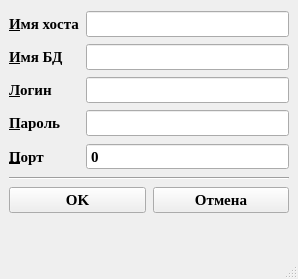
Before: the Qt Designer form HW03/mainwindow.ui in Maks4tmk/Qt-Designer, drawn with Qt 5.
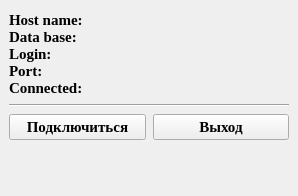
After: the same form once the commit is applied.

Patch:
```diff
--- a/HW03/mainwindow.ui
+++ b/HW03/mainwindow.ui
@@ -10,7 +10,7 @@
     <x>0</x>
     <y>0</y>
     <width>298</width>
-    <height>279</height>
+    <height>196</height>
    </rect>
   </property>
   <property name="sizePolicy">
@@ -61,108 +61,14 @@
     <property name="bottomMargin">
      <number>11</number>
     </property>
-    <item row="0" column="0">
-     <widget class="QLabel" name="lb_hostName">
-      <property name="text">
-       <string>&amp;Имя хоста</string>
-      </property>
-      <property name="buddy">
-       <cstring>le_hostName</cstring>
-      </property>
-     </widget>
-    </item>
-    <item row="0" column="1">
-     <widget class="QLineEdit" name="le_hostName"/>
-    </item>
-    <item row="1" column="0">
-     <widget class="QLabel" name="lb_bdName">
-      <property name="text">
-       <string>&amp;Имя БД</string>
-      </property>
-      <property name="buddy">
-       <cstring>le_bdName</cstring>
-      </property>
-     </widget>
-    </item>
-    <item row="1" column="1">
-     <widget class="QLineEdit" name="le_bdName"/>
-    </item>
-    <item row="2" column="0">
-     <widget class="QLabel" name="lb_login">
-      <property name="text">
-       <string>&amp;Логин</string>
-      </property>
-      <property name="buddy">
-       <cstring>le_login</cstring>
-      </property>
-     </widget>
-    </item>
-    <item row="2" column="1">
-     <widget class="QLineEdit" name="le_login"/>
-    </item>
-    <item row="3" column="0">
-     <widget class="QLabel" name="lb_password">
-      <property name="text">
-       <string>&amp;Пароль</string>
-      </property>
-      <property name="buddy">
-       <cstring>le_password</cstring>
-      </property>
-     </widget>
-    </item>
-    <item row="3" column="1">
-     <widget class="QLineEdit" name="le_password">
-      <property name="echoMode">
-       <enum>QLineEdit::EchoMode::Password</enum>
-      </property>
-     </widget>
-    </item>
-    <item row="4" column="0">
-     <widget class="QLabel" name="lb_port">
-      <property name="text">
-       <string>&amp;Порт</string>
-      </property>
-      <property name="buddy">
-       <cstring>sb_port</cstring>
-      </property>
-     </widget>
-    </item>
-    <item row="4" column="1">
-     <widget class="QSpinBox" name="sb_port">
-      <property name="enabled">
-       <bool>true</bool>
-      </property>
-      <property name="wrapping">
-       <bool>false</bool>
-      </property>
-      <property name="alignment">
-       <set>Qt::AlignmentFlag::AlignLeading|Qt::AlignmentFlag::AlignLeft|Qt::AlignmentFlag::AlignVCenter</set>
-      </property>
-      <property name="buttonSymbols">
-       <enum>QAbstractSpinBox::ButtonSymbols::NoButtons</enum>
-      </property>
-      <property name="accelerated">
-       <bool>false</bool>
-      </property>
-      <property name="correctionMode">
-       <enum>QAbstractSpinBox::CorrectionMode::CorrectToPreviousValue</enum>
-      </property>
-      <property name="showGroupSeparator" stdset="0">
-       <bool>false</bool>
-      </property>
-      <property name="maximum">
-       <number>99999</number>
-      </property>
-     </widget>
-    </item>
-    <item row="5" column="0" colspan="2">
+    <item row="1" column="0" colspan="2">
      <widget class="Line" name="line">
       <property name="orientation">
        <enum>Qt::Orientation::Horizontal</enum>
       </property>
      </widget>
     </item>
-    <item row="6" column="0" colspan="2">
+    <item row="2" column="0" colspan="2">
      <layout class="QHBoxLayout" name="horizontalLayout">
       <property name="leftMargin">
        <number>0</number>
@@ -179,19 +85,30 @@
       <item>
        <widget class="QPushButton" name="pb_ok">
         <property name="text">
-         <string>OK</string>
+         <string>Подключиться</string>
         </property>
        </widget>
       </item>
       <item>
        <widget class="QPushButton" name="pb_cancel">
         <property name="text">
-         <string>Отмена</string>
+         <string>Выход</string>
         </property>
        </widget>
       </item>
      </layout>
     </item>
+    <item row="0" column="0" colspan="2">
+     <widget class="QLabel" name="le_info">
+      <property name="text">
+       <string>Host name:
+Data base:
+Login:
+Port:
+Connected:</string>
+      </property>
+     </widget>
+    </item>
    </layout>
   </widget>
   <widget class="QMenuBar" name="menubar">
@@ -210,14 +127,6 @@
     <enum>Qt::LayoutDirection::LeftToRight</enum>
    </property>
   </widget>
-  <widget class="QStatusBar" name="statusbar">
-   <property name="layoutDirection">
-    <enum>Qt::LayoutDirection::LeftToRight</enum>
-   </property>
-   <property name="autoFillBackground">
-    <bool>true</bool>
-   </property>
-  </widget>
  </widget>
  <resources/>
  <connections>
```
Left out of the diff: 5 changed lines with no effect on the pictures.
